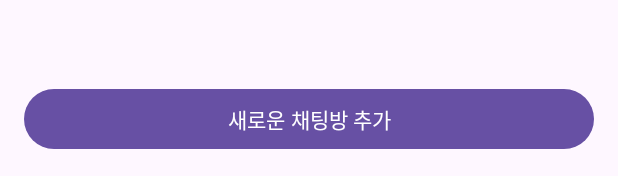
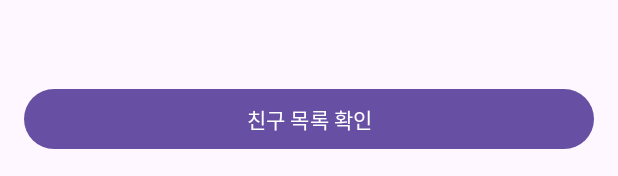
Before and after one commit to tony99kim/team_project_app, an Android app: the layout fragment_chat.xml on its own in the app's theme, with its tools: preview values and no code run, on a phone screen of 412 x 824 dp. Shown: the part 1057-1233 px from the top of the screen. Run offline under Robolectric (Android 15) with nearby library versions, the phone set to English and light mode, and no system bars.

Commit message:
채팅기능추가

```diff
--- a/app/build.gradle
+++ b/app/build.gradle
@@ -9,7 +9,7 @@ android {
 
     defaultConfig {
         applicationId "com.example.team_project"
-        minSdk 34
+        minSdk 29
         targetSdk 34
         versionCode 1
         versionName "1.0"
--- a/app/src/main/AndroidManifest.xml
+++ b/app/src/main/AndroidManifest.xml
@@ -33,6 +33,11 @@
             android:name=".MainActivity"
             android:exported="true">
         </activity>
+
+        <activity
+            android:name=".Chat.ActivityChat"
+            android:exported="true">
+        </activity>
     </application>
 
 </manifest>
--- a/app/src/main/res/layout/fragment_chat.xml
+++ b/app/src/main/res/layout/fragment_chat.xml
@@ -15,30 +15,39 @@
         android:textStyle="bold"
         android:padding="16dp" />
 
-    <!-- Chat room list -->
-    <ScrollView
+    <androidx.recyclerview.widget.RecyclerView
+        android:id="@+id/recycler_view"
         android:layout_width="match_parent"
         android:layout_height="0dp"
         android:layout_weight="1">
 
-        <LinearLayout
-            android:id="@+id/linear_layout_chat_rooms"
-            android:layout_width="match_parent"
-            android:layout_height="wrap_content"
-            android:orientation="vertical">
 
-            <!-- Add more chat room items here -->
+    </androidx.recyclerview.widget.RecyclerView>
 
-        </LinearLayout>
-    </ScrollView>
+
+    <!-- Chat room list -->
+<!--    <ScrollView-->
+<!--        android:layout_width="match_parent"-->
+<!--        android:layout_height="0dp"-->
+<!--        android:layout_weight="1">-->
+
+<!--        <LinearLayout-->
+<!--            android:id="@+id/linear_layout_chat_rooms"-->
+<!--            android:layout_width="match_parent"-->
+<!--            android:layout_height="wrap_content"-->
+<!--            android:orientation="vertical">-->
+
+<!--            &lt;!&ndash; Add more chat room items here &ndash;&gt;-->
+
+<!--        </LinearLayout>-->
+<!--    </ScrollView>-->
 
     <!-- Button to add new chat room -->
     <Button
-        android:id="@+id/button_add_chat_room"
+        android:id="@+id/button_find_user"
         android:layout_width="match_parent"
         android:layout_height="wrap_content"
-        android:text="새로운 채팅방 추가"
-        android:layout_margin="16dp"
-        android:onClick="addNewChatRoom" />
+        android:text="친구 목록 확인"
+        android:layout_margin="16dp" />
 
 </LinearLayout>
--- a/app/src/main/res/values/strings.xml
+++ b/app/src/main/res/values/strings.xml
@@ -28,6 +28,10 @@
     //게시판 프레그먼트
     <string name="title_board">게시판</string> //게시판프레그먼트 메뉴 이름
 
+    //프로필(마이페이지)프레그먼트
+    <string name="title_user">친구</string> //친구프레그먼트 메뉴 이름
+    <string name="chat_button">채팅하기</string>
+
     //채팅 프레그먼트
     <string name="send">전송 </string>
     <string name="title_chat">채팅</string> //채팅프레그먼트 메뉴 이름
--- a/gradle/libs.versions.toml
+++ b/gradle/libs.versions.toml
@@ -1,5 +1,5 @@
 [versions]
-agp = "8.3.0"
+agp = "8.1.3"
 junit = "4.13.2"
 junitVersion = "1.1.5"
 espressoCore = "3.5.1"
```
Also changed, not shown: app/src/main/java/com/example/team_project/Chat/FragmentChat.java (+120 -3 lines).
